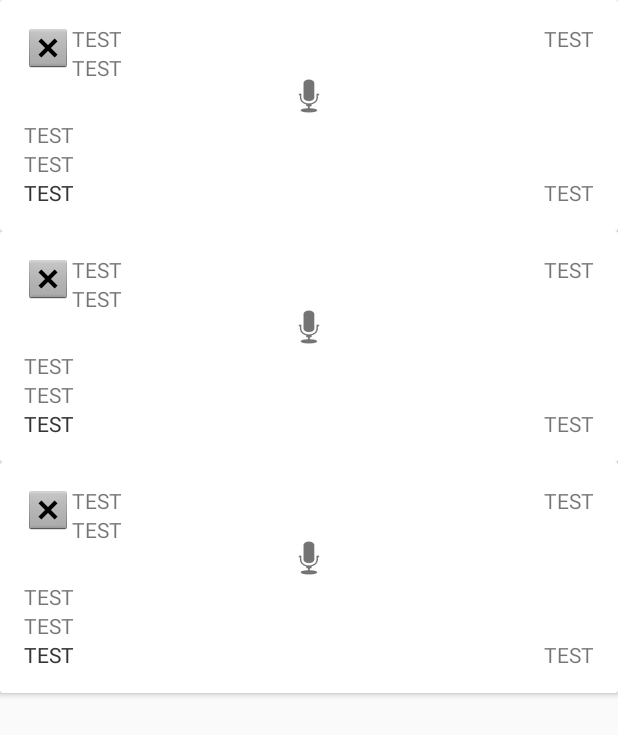
After one commit to omkar3218/KotlinDemo, an Android app: the layout artical_list_fragment.xml on its own in the app's theme, with its tools: preview values and no code run, on a phone screen of 412 x 824 dp. The commit adds this screen. Shown: the top 735 px of the screen. Run offline under Robolectric (Android 15) with nearby library versions, the phone set to English and light mode, and no system bars.

Commit message:
Basic UI added for Article list

```diff
--- a/app/src/main/AndroidManifest.xml
+++ b/app/src/main/AndroidManifest.xml
@@ -13,7 +13,6 @@
         <activity android:name=".ui.MainActivity">
             <intent-filter>
                 <action android:name="android.intent.action.MAIN" />
-
                 <category android:name="android.intent.category.LAUNCHER" />
             </intent-filter>
         </activity>
--- /dev/null
+++ b/app/src/main/res/layout/artical_list_fragment.xml
@@ -0,0 +1,14 @@
+<?xml version="1.0" encoding="utf-8"?>
+<androidx.constraintlayout.widget.ConstraintLayout xmlns:android="http://schemas.android.com/apk/res/android"
+    android:layout_width="match_parent"
+    android:layout_height="match_parent"
+    xmlns:tools="http://schemas.android.com/tools">
+
+    <androidx.recyclerview.widget.RecyclerView
+        android:id="@+id/articleRecyclerView"
+        android:layout_width="match_parent"
+        android:layout_height="match_parent"
+        tools:listitem="@layout/article_list_item"/>
+
+
+</androidx.constraintlayout.widget.ConstraintLayout>
--- /dev/null
+++ b/app/src/main/res/layout/article_list_item.xml
@@ -0,0 +1,108 @@
+<?xml version="1.0" encoding="utf-8"?>
+
+<layout xmlns:android="http://schemas.android.com/apk/res/android"
+    xmlns:app="http://schemas.android.com/apk/res-auto">
+
+    <data>
+
+
+    </data>
+
+    <androidx.cardview.widget.CardView xmlns:tools="http://schemas.android.com/tools"
+        android:layout_width="match_parent"
+        android:layout_height="wrap_content"
+       >
+
+        <androidx.constraintlayout.widget.ConstraintLayout
+            android:layout_margin="@dimen/margin_16"
+            android:layout_width="match_parent"
+            android:layout_height="wrap_content">
+
+
+            <androidx.appcompat.widget.AppCompatTextView
+                android:id="@+id/lastUpdatedTimeTextView"
+                android:layout_width="wrap_content"
+                android:layout_height="wrap_content"
+                app:layout_constraintEnd_toEndOf="parent"
+                app:layout_constraintTop_toTopOf="parent"
+                tools:text="TEST" />
+
+
+            <androidx.appcompat.widget.AppCompatImageView
+                android:id="@+id/userImageView"
+                android:layout_width="wrap_content"
+                android:layout_height="wrap_content"
+                android:src="@android:drawable/btn_dialog"
+                app:layout_constraintStart_toStartOf="parent"
+                app:layout_constraintTop_toTopOf="parent" />
+
+            <androidx.appcompat.widget.AppCompatTextView
+                android:id="@+id/userNameTextView"
+                android:layout_width="wrap_content"
+                android:layout_height="wrap_content"
+                app:layout_constraintStart_toEndOf="@+id/userImageView"
+                app:layout_constraintTop_toTopOf="parent"
+                tools:text="TEST" />
+
+            <androidx.appcompat.widget.AppCompatTextView
+                android:id="@+id/userDesignationTextView"
+                android:layout_width="wrap_content"
+                android:layout_height="wrap_content"
+                app:layout_constraintStart_toEndOf="@+id/userImageView"
+                app:layout_constraintTop_toBottomOf="@+id/userNameTextView"
+                tools:text="TEST" />
+
+            <androidx.appcompat.widget.AppCompatImageView
+                android:id="@+id/articleImageView"
+                android:layout_width="match_parent"
+                android:layout_height="wrap_content"
+                android:src="@android:drawable/ic_btn_speak_now"
+                app:layout_constraintStart_toStartOf="parent"
+                app:layout_constraintTop_toBottomOf="@+id/userImageView" />
+
+            <androidx.appcompat.widget.AppCompatTextView
+                android:id="@+id/articleContentTextView"
+                android:layout_width="match_parent"
+                android:layout_height="wrap_content"
+                app:layout_constraintStart_toStartOf="parent"
+                app:layout_constraintTop_toBottomOf="@+id/articleImageView"
+                tools:text="TEST" />
+
+            <androidx.appcompat.widget.AppCompatTextView
+                android:id="@+id/articleTitleTextView"
+                android:layout_width="match_parent"
+                android:layout_height="wrap_content"
+                app:layout_constraintStart_toStartOf="parent"
+                app:layout_constraintTop_toBottomOf="@+id/articleContentTextView"
+                tools:text="TEST" />
+
+            <androidx.appcompat.widget.AppCompatTextView
+                android:id="@+id/articleUrlTextView"
+                android:layout_width="match_parent"
+                android:layout_height="wrap_content"
+                app:layout_constraintStart_toStartOf="parent"
+                app:layout_constraintTop_toBottomOf="@+id/articleTitleTextView"
+                tools:text="TEST" />
+
+            <androidx.appcompat.widget.AppCompatTextView
+                android:id="@+id/likesTextView"
+                android:layout_width="wrap_content"
+                android:layout_height="wrap_content"
+                app:layout_constraintBottom_toBottomOf="parent"
+                app:layout_constraintStart_toStartOf="parent"
+                tools:text="TEST" />
+
+            <androidx.appcompat.widget.AppCompatTextView
+                android:id="@+id/commentsTextView"
+                android:layout_width="wrap_content"
+                android:layout_height="wrap_content"
+                app:layout_constraintBottom_toBottomOf="parent"
+                app:layout_constraintEnd_toEndOf="parent"
+                tools:text="TEST" />
+
+        </androidx.constraintlayout.widget.ConstraintLayout>
+
+
+    </androidx.cardview.widget.CardView>
+
+</layout>
--- /dev/null
+++ b/app/src/main/res/values/dimens.xml
@@ -0,0 +1,6 @@
+<resources>
+
+    <dimen name="margin_16">16dp</dimen>
+
+
+</resources>
```
Also changed, not shown: app/build.gradle (+14 -3 lines), app/src/main/java/com/omkar/jet2demo/Jet2Application.java (deleted, +0 -17 lines), app/src/main/java/com/omkar/jet2demo/Jet2Application.kt (added, +14 -0 lines), app/src/main/java/com/omkar/jet2demo/ui/ArticleListFragment.kt (added, +31 -0 lines), app/src/main/java/com/omkar/jet2demo/ui/ArticleListViewModel.kt (added, +7 -0 lines), app/src/main/res/layout/activity_main.xml (+16 -7 lines), app/src/main/res/layout/content_main.xml (added, +16 -0 lines), app/src/main/res/values/styles.xml (+9 -0 lines).
